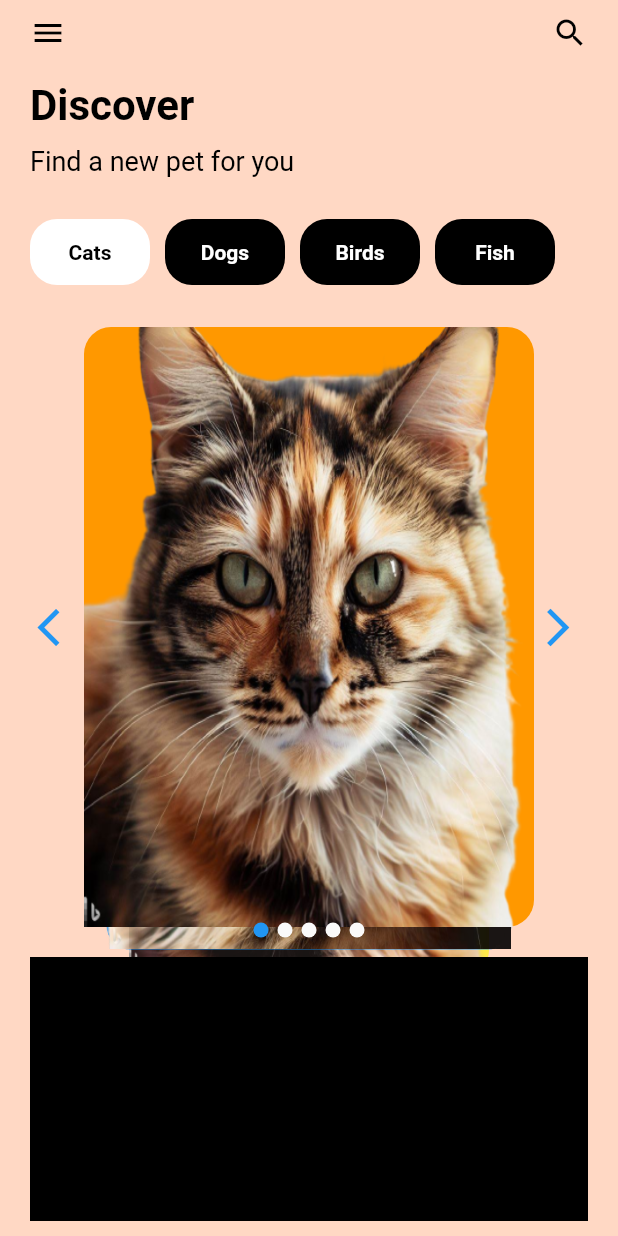
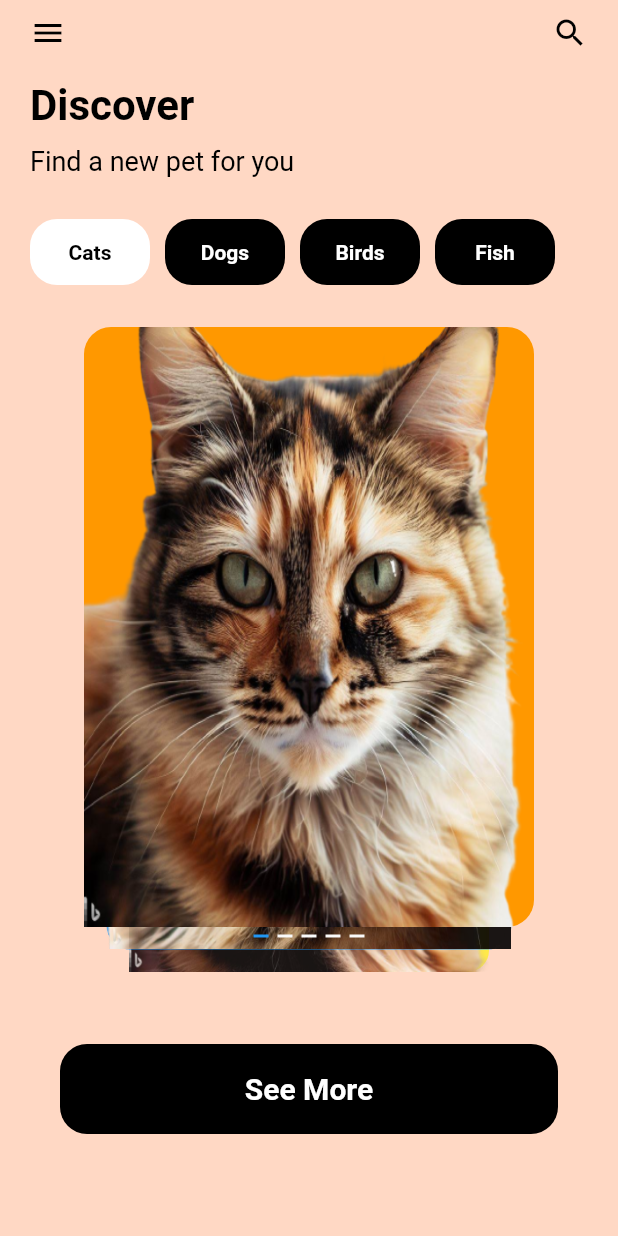
Before and after one commit to vemo068/pet_shop_ui, a Flutter app: the HomePage screen opened directly, on a phone screen of 412 x 824 dp. Run offline on Flutter 3.47's test engine with Material 2 defaults, Android fonts, the phone set to English and light mode, and no system bars; drawn by our look-alikes of card_swiper; our stand-ins replace get, slide_to_act.

Commit message:
pet page

```diff
--- a/lib/components/pet_scroll.dart
+++ b/lib/components/pet_scroll.dart
@@ -2,6 +2,7 @@ import 'package:card_swiper/card_swiper.dart';
 import 'package:flutter/material.dart';
 import 'package:get/get.dart';
 import 'package:pet_shop_ui/controllers/pets_controler.dart';
+import 'package:pet_shop_ui/pages/pet_page.dart';
 
 class PetScroll extends StatelessWidget {
   PetsController petsController = Get.find<PetsController>();
@@ -18,11 +19,20 @@ class PetScroll extends StatelessWidget {
             flex: 5,
             child: Container(
               child: Swiper(
+                onTap: (index) {
+                  petsController
+                      .selectPet(petsController.selectedCategory.pets[index]);
+                  Get.to(PetPage());
+                },
+                indicatorLayout: PageIndicatorLayout.NONE,
                 layout: SwiperLayout.TINDER,
                 itemWidth: 300.0,
                 itemHeight: 400.0,
                 itemBuilder: (BuildContext context, int index) {
-                  return Container(
+                  return Hero(
+                    tag:
+                        '89${petsController.selectedCategory.pets[index].name}',
+                    child: Container(
                       decoration: BoxDecoration(
                           borderRadius: BorderRadius.circular(18),
                           color: petsController
@@ -31,11 +41,13 @@ class PetScroll extends StatelessWidget {
                         petsController.selectedCategory.pets[index].pet_image,
                         fit: BoxFit.fill,
                       ),
+                    ),
                   );
                 },
                 itemCount: petsController.selectedCategory.pets.length,
-                pagination: const SwiperPagination(),
-                control: const SwiperControl(),
+                pagination:
+                    const SwiperPagination(builder: SwiperPagination.rect),
+                control: const SwiperControl(color: Colors.transparent),
               ),
             ),
           );
--- a/lib/controllers/pets_controler.dart
+++ b/lib/controllers/pets_controler.dart
@@ -1,9 +1,11 @@
 import 'package:get/get.dart';
 import 'package:pet_shop_ui/models/category.dart';
 import 'package:pet_shop_ui/models/dummy_data.dart';
+import 'package:pet_shop_ui/models/pet.dart';
 
 class PetsController extends GetxController {
   PetCategory selectedCategory = categories[0];
+  Pet? selectedPet;
 
   bool isCategorySelected(PetCategory petCategory) {
     return petCategory == selectedCategory ? true : false;
@@ -13,4 +15,9 @@ class PetsController extends GetxController {
     selectedCategory = petCategory;
     update();
   }
+
+  void selectPet(Pet pet) {
+    selectedPet = pet;
+    update();
+  }
 }
--- a/lib/models/dummy_data.dart
+++ b/lib/models/dummy_data.dart
@@ -1,7 +1,6 @@
 import 'package:flutter/material.dart';
 import 'package:pet_shop_ui/models/category.dart';
 import 'package:pet_shop_ui/models/pet.dart';
-
 List<PetCategory> categories = [
   PetCategory(
     name: "Cats",
@@ -10,26 +9,41 @@ List<PetCategory> categories = [
         name: "Fluffy",
         pet_image: "assets/cat1.png",
         bg_color: Colors.orange,
+        age: 2,
+        weight: 4.5,
+        description: "Fluffy is a playful and friendly cat.",
       ),
       Pet(
         name: "Whiskers",
         pet_image: "assets/cat2.png",
         bg_color: Colors.blue,
+        age: 3,
+        weight: 5.2,
+        description: "Whiskers loves to explore and cuddle.",
       ),
       Pet(
         name: "Mittens",
         pet_image: "assets/cat3.png",
         bg_color: Colors.yellow,
+        age: 1,
+        weight: 3.8,
+        description: "Mittens is a curious and energetic kitten.",
       ),
       Pet(
         name: "Salem",
         pet_image: "assets/cat4.png",
         bg_color: Colors.grey,
+        age: 4,
+        weight: 6.0,
+        description: "Salem is a calm and independent cat.",
       ),
       Pet(
         name: "Oscar",
         pet_image: "assets/cat3.png",
         bg_color: Colors.brown,
+        age: 5,
+        weight: 5.5,
+        description: "Oscar loves to play fetch and take naps.",
       ),
     ],
   ),
@@ -40,26 +54,41 @@ List<PetCategory> categories = [
         name: "Buddy",
         pet_image: "assets/dog1.png",
         bg_color: Colors.green,
+        age: 3,
+        weight: 15.0,
+        description: "Buddy is a loyal and friendly dog.",
       ),
       Pet(
         name: "Max",
         pet_image: "assets/dog1.png",
         bg_color: Colors.purple,
+        age: 2,
+        weight: 12.5,
+        description: "Max enjoys long walks and playing fetch.",
       ),
       Pet(
         name: "Charlie",
         pet_image: "assets/dog1.png",
         bg_color: Colors.red,
+        age: 4,
+        weight: 14.0,
+        description: "Charlie is an energetic and loving dog.",
       ),
       Pet(
         name: "Lucy",
         pet_image: "assets/dog1.png",
         bg_color: Colors.teal,
+        age: 5,
+        weight: 11.8,
+        description: "Lucy loves belly rubs and car rides.",
       ),
       Pet(
         name: "Rocky",
         pet_image: "assets/dog1.png",
         bg_color: Colors.indigo,
+        age: 6,
+        weight: 18.2,
+        description: "Rocky is a brave and playful dog.",
       ),
     ],
   ),
@@ -70,26 +99,41 @@ List<PetCategory> categories = [
         name: "Kiwi",
         pet_image: "assets/bird1.png",
         bg_color: Colors.yellow,
+        age: 1,
+        weight: 0.5,
+        description: "Kiwi is a colorful and chirpy bird.",
       ),
       Pet(
         name: "Pepper",
         pet_image: "assets/bird2.png",
         bg_color: Colors.green,
+        age: 2,
+        weight: 0.8,
+        description: "Pepper loves to mimic sounds and talk.",
       ),
       Pet(
         name: "Sunny",
         pet_image: "assets/bird3.png",
         bg_color: Colors.orange,
+        age: 3,
+        weight: 0.6,
+        description: "Sunny enjoys flying and exploring new places.",
       ),
       Pet(
         name: "Ruby",
         pet_image: "assets/bird4.png",
         bg_color: Colors.red,
+        age: 2,
+        weight: 0.7,
+        description: "Ruby is a sweet and sociable bird.",
       ),
       Pet(
         name: "Sky",
         pet_image: "assets/bird2.png",
         bg_color: Colors.blue,
+        age: 1,
+        weight: 0.6,
+        description: "Sky loves to perch and observe its surroundings.",
       ),
     ],
   ),
@@ -100,23 +144,42 @@ List<PetCategory> categories = [
         name: "Nemo",
         pet_image: "assets/bird3.png",
         bg_color: Colors.orange,
+        age: 1,
+        weight: 0.2,
+        description: "Nemo is a colorful and playful fish.",
       ),
       Pet(
         name: "Bubbles",
         pet_image: "assets/dog1.png",
         bg_color: Colors.blue,
+        age: 2,
+        weight: 0.3,
+        description: "Bubbles enjoys swimming and exploring the tank.",
       ),
       Pet(
         name: "Finley",
         pet_image: "assets/cat4.png",
         bg_color: Colors.green,
+        age: 1,
+        weight: 0.25,
+        description: "Finley is a curious and graceful fish.",
       ),
       Pet(
         name: "Goldie",
         pet_image: "assets/bird4.png",
         bg_color: Colors.yellow,
+        age: 2,
+        weight: 0.3,
+        description: "Goldie is a friendly and bright fish.",
       ),
-      Pet(name: "Splash", pet_image: "assets/bird2.png", bg_color: Colors.cyan),
+      Pet(
+        name: "Splash",
+        pet_image: "assets/bird2.png",
+        bg_color: Colors.cyan,
+        age: 1,
+        weight: 0.2,
+        description: "Splash loves to play in the water and show off its colors.",
+      ),
     ],
   ),
 ];
--- a/lib/models/pet.dart
+++ b/lib/models/pet.dart
@@ -5,12 +5,14 @@ class Pet {
   final String name;
   final String pet_image;
   final Color bg_color;
+  final int age;
+  final double weight;
+  final String description;
 
-
-  Pet({
+  Pet( {
+    required this.age, required this.weight, required this.description,
     required this.name,
     required this.pet_image,
     required this.bg_color,
-
   });
 }
--- a/lib/pages/home.dart
+++ b/lib/pages/home.dart
@@ -1,9 +1,6 @@
-import 'package:card_swiper/card_swiper.dart';
 import 'package:flutter/material.dart';
-import 'package:get/get.dart';
 import 'package:pet_shop_ui/components/categories_list.dart';
 import 'package:pet_shop_ui/components/pet_scroll.dart';
-import 'package:pet_shop_ui/controllers/pets_controler.dart';
 
 import 'package:pet_shop_ui/styles/colors.dart';
 
@@ -61,8 +58,28 @@ class HomePage extends StatelessWidget {
               PetScroll(),
               Expanded(
                 flex: 2,
-                child: Container(
-                  color: kcblack,
+                child: Center(
+                  child: Padding(
+                    padding: const EdgeInsets.all(20),
+                    child: Container(
+                      height: 60,
+                      decoration: BoxDecoration(
+                        color: kcblack,
+                        borderRadius: BorderRadius.circular(18),
+                      ),
+                      child: const Center(
+                        child: Text(
+                          "See More",
+                          softWrap: true,
+                          style: TextStyle(
+                            color: kcwhite,
+                            fontWeight: FontWeight.bold,
+                            fontSize: 20,
+                          ),
+                        ),
+                      ),
+                    ),
+                  ),
                 ),
               ),
             ],
```
Also changed, not shown: lib/components/about_container.dart (added, +48 -0 lines), lib/components/age_container.dart (added, +66 -0 lines), lib/components/weight_container.dart (added, +71 -0 lines), lib/pages/pet_page.dart (added, +156 -0 lines). Lines whose indentation alone changed are shown as unchanged.
